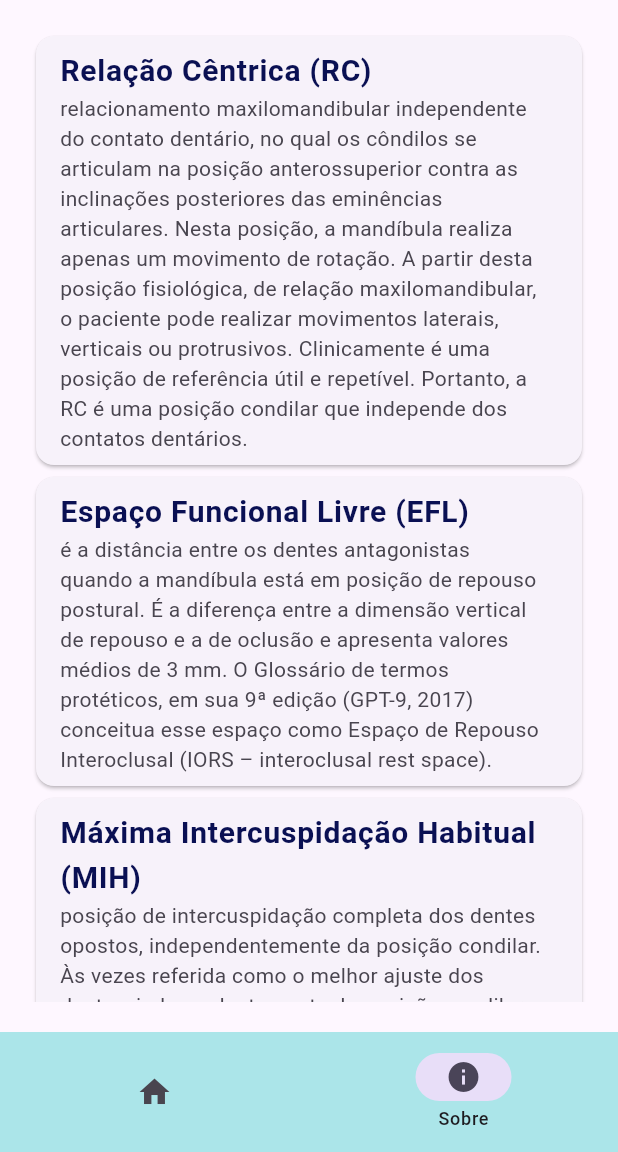
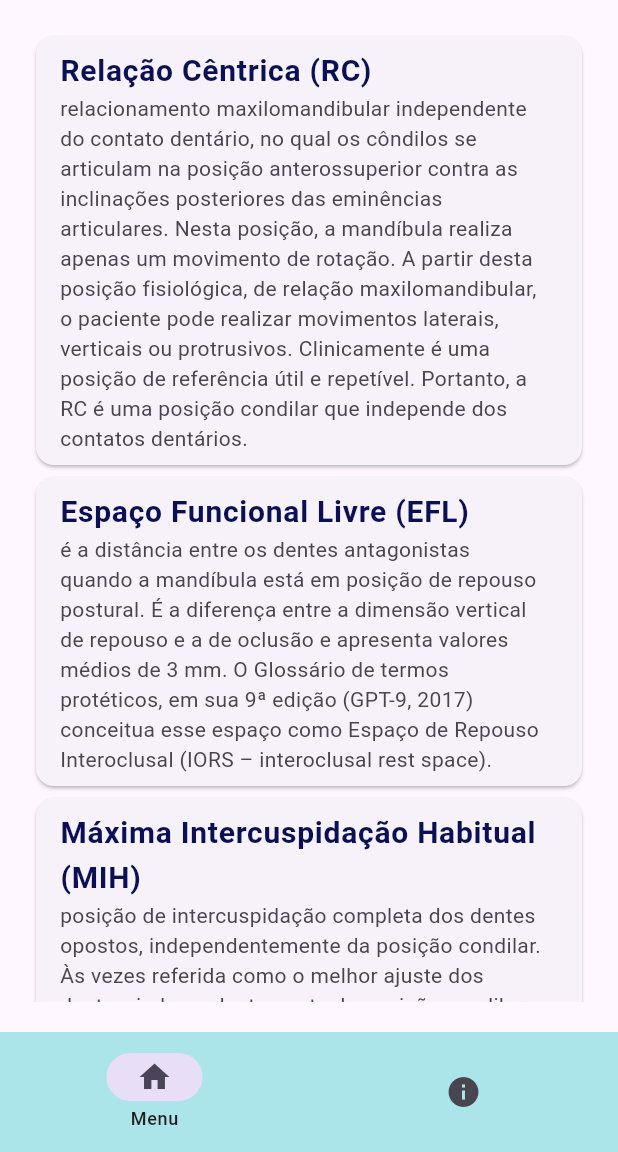
Before and after one commit to Vinigo132/Mobile2_App_Odonto, a Flutter app: the screen it shows after launch, after a tap on "LOGIN", on a phone screen of 412 x 824 dp, the part 84-1236 px from its top. Run offline on Flutter 3.47's test engine with Material 3 defaults, Android fonts, the phone set to English and light mode, and no system bars; our stand-ins replace device_preview.

Commit message:
ajustes gerais, appBar e cor dos titles

```diff
--- a/app_odonto/lib/View/cadastro.dart
+++ b/app_odonto/lib/View/cadastro.dart
@@ -23,6 +23,9 @@ class  _CadastroScreenState extends State <CadastroScreen> {
     return Scaffold(
       appBar: AppBar(
           backgroundColor: Color.fromARGB(255, 25, 195, 207),
+          actions: const [
+            Image(image: AssetImage('assets/images/nossa-marca.png')),
+          ],
           centerTitle: true,
           title: const Text(
             "Odonto Helper",
@@ -44,7 +47,7 @@ class  _CadastroScreenState extends State <CadastroScreen> {
                       style: TextStyle(
                         fontSize: 50,
                         fontWeight: FontWeight.w900,
-                        color: Colors.blue
+                        color: Color.fromARGB(255, 10, 16, 83)
                       ),
                     ),
                     const SizedBox(
--- a/app_odonto/lib/View/esqueceu_senha.dart
+++ b/app_odonto/lib/View/esqueceu_senha.dart
@@ -8,6 +8,9 @@ class EsqueceuSenhaScreen extends StatelessWidget {
     return Scaffold(
       appBar: AppBar(
           backgroundColor: Color.fromARGB(255, 25, 195, 207),
+          actions: const [
+            Image(image: AssetImage('assets/images/nossa-marca.png')),
+          ],
           centerTitle: true,
           title: const Text(
             "Odonto Helper",
@@ -29,7 +32,7 @@ class EsqueceuSenhaScreen extends StatelessWidget {
                       style: TextStyle(
                         fontSize: 40,
                         fontWeight: FontWeight.w900,
-                        color: Colors.blue
+                        color: Color.fromARGB(255, 10, 16, 83)
                       ),
                     ),
                     const SizedBox(
--- a/app_odonto/lib/View/login.dart
+++ b/app_odonto/lib/View/login.dart
@@ -22,7 +22,9 @@ class _LoginScreenState extends State<LoginScreen>{
       return Scaffold(
         appBar: AppBar(
           backgroundColor: Color.fromARGB(255, 25, 195, 207),
-          leading: Image(image: AssetImage('assets/images/nossa-marca.png')),
+          actions: const [
+            Image(image: AssetImage('assets/images/nossa-marca.png')),
+          ],
           centerTitle: true,
           title: const Text(
             "Odonto Helper",
@@ -44,7 +46,7 @@ class _LoginScreenState extends State<LoginScreen>{
                       style: TextStyle(
                         fontSize: 50,
                         fontWeight: FontWeight.w900,
-                        color: Colors.blue
+                        color: Color.fromARGB(255, 10, 16, 83)
                       ),
                     ),
                     const SizedBox(
--- a/app_odonto/lib/View/menu.dart
+++ b/app_odonto/lib/View/menu.dart
@@ -10,13 +10,13 @@ class MenuScreen extends StatefulWidget {
 
 class _MenuScreenState extends State<MenuScreen> {
 
-  var currentPageIndex = 1;
+  var currentPageIndex = 0;
   List<TermosTecnicos> lista = [];
 
   @override
     void initState(){
       super.initState();
-      currentPageIndex = 1;
+      currentPageIndex = 0;
       lista.add(TermosTecnicos('Relação Cêntrica (RC)', 'relacionamento maxilomandibular independente do contato dentário, no qual os côndilos se articulam na posição anterossuperior contra as inclinações posteriores das eminências articulares. Nesta posição, a mandíbula realiza apenas um movimento de rotação. A partir desta posição fisiológica, de relação maxilomandibular, o paciente pode realizar movimentos laterais, verticais ou protrusivos. Clinicamente é uma posição de referência útil e repetível. Portanto, a RC é uma posição condilar que independe dos contatos dentários. '));
       lista.add(TermosTecnicos('Espaço Funcional Livre (EFL)', 'é a distância entre os dentes antagonistas quando a mandíbula está em posição de repouso postural. É a diferença entre a dimensão vertical de repouso e a de oclusão e apresenta valores médios de 3 mm. O Glossário de termos protéticos, em sua 9ª edição (GPT-9, 2017) conceitua esse espaço como Espaço de Repouso Interoclusal (IORS – interoclusal rest space).'));
       lista.add(TermosTecnicos('Máxima Intercuspidação Habitual (MIH)', 'posição de intercuspidação completa dos dentes opostos, independentemente da posição condilar. Às vezes referida como o melhor ajuste dos dentes, independentemente da posição condilar.'));
@@ -81,7 +81,9 @@ class _MenuScreenState extends State<MenuScreen> {
                   )
                   ),
                 subtitle: Text(lista[index].descricao),
-                hoverColor: const Color.fromARGB(255, 171, 229, 233)
+                onTap: () {
+                },
+                hoverColor: const Color.fromARGB(50, 25, 195, 207),
               ),
             );
           },
```
